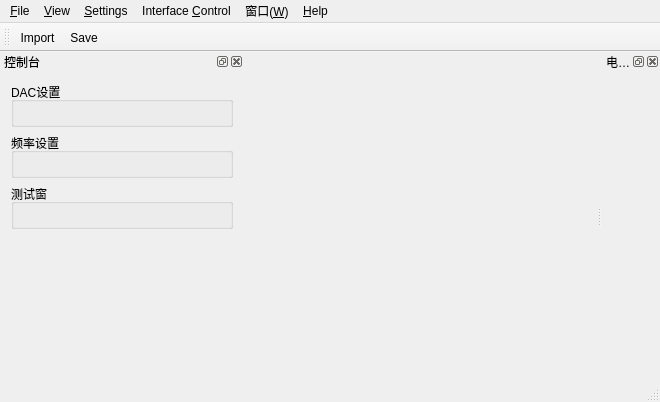
Before: the Qt Designer form trunk/soft/zebra-tester/mainwindow.ui in Quenii/ADCEVM-minor, drawn with Qt 5.
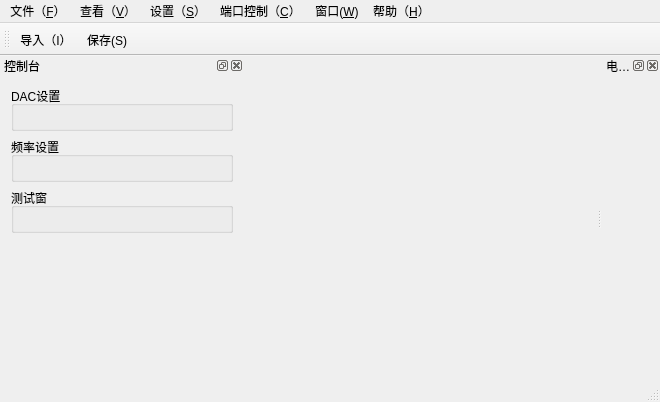
After: the same form once the commit is applied. Icons and pictures are not drawn. Custom widgets are drawn as their Qt base class.

Diff of the .ui file:
```diff
--- a/trunk/soft/zebra-tester/mainwindow.ui
+++ b/trunk/soft/zebra-tester/mainwindow.ui
@@ -25,7 +25,7 @@
    </property>
    <widget class="QMenu" name="menu">
     <property name="title">
-     <string>&amp;File</string>
+     <string>文件（&amp;F）</string>
     </property>
     <addaction name="actionFileImport"/>
     <addaction name="actionFileSave"/>
@@ -33,13 +33,13 @@
    </widget>
    <widget class="QMenu" name="menu_View">
     <property name="title">
-     <string>&amp;View</string>
+     <string>查看（&amp;V）</string>
     </property>
     <addaction name="action_Power_Monitoring"/>
    </widget>
    <widget class="QMenu" name="menu_Settings">
     <property name="title">
-     <string>&amp;Settings</string>
+     <string>设置（&amp;S）</string>
     </property>
     <addaction name="action_Clock"/>
     <addaction name="actionDacType"/>
@@ -48,13 +48,13 @@
    </widget>
    <widget class="QMenu" name="menuInterface_Control">
     <property name="title">
-     <string>Interface &amp;Control</string>
+     <string>端口控制（&amp;C）</string>
     </property>
     <addaction name="action_Reset_GPIO_SPI"/>
    </widget>
    <widget class="QMenu" name="menu_Help">
     <property name="title">
-     <string>&amp;Help</string>
+     <string>帮助（&amp;H）</string>
     </property>
     <addaction name="action_Help_Topics"/>
     <addaction name="actionAboutCETC58DACAnalyzer"/>
@@ -204,7 +204,7 @@
      <normaloff>:/images/images/open.png</normaloff>:/images/images/open.png</iconset>
    </property>
    <property name="text">
-    <string>&amp;Import</string>
+    <string>导入（&amp;I）</string>
    </property>
   </action>
   <action name="actionFileSave">
@@ -213,7 +213,7 @@
      <normaloff>:/images/images/save.png</normaloff>:/images/images/save.png</iconset>
    </property>
    <property name="text">
-    <string>&amp;Save</string>
+    <string>保存(&amp;S)</string>
    </property>
   </action>
   <action name="actionE_xit">
```
Left out of the diff: 18 changed lines with no effect on the pictures.
